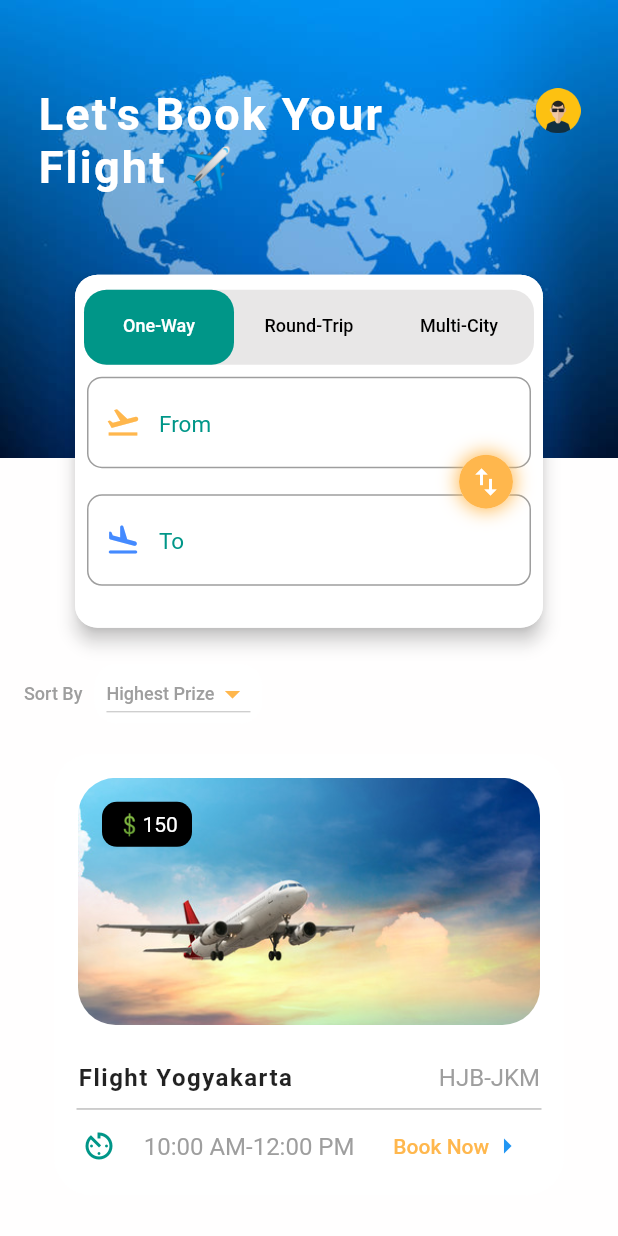
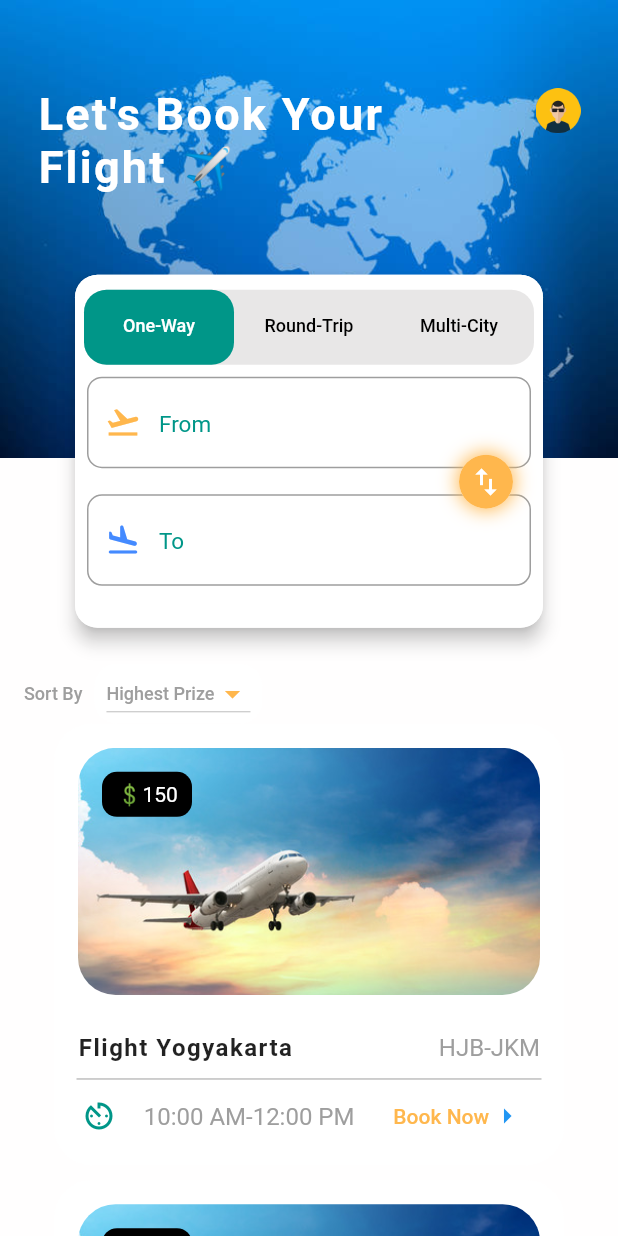
Before and after one commit to pranavpv773/flight_booking_app, a Flutter app: the screen it shows after launch, on a phone screen of 412 x 824 dp. Run offline on Flutter 3.47's test engine with Material 2 defaults, Android fonts, the phone set to English and light mode, and no system bars; our stand-ins replace google_fonts.

Commit message:
home screen all prblms solved and completed

```diff
--- a/lib/app/Home/view/home_screen.dart
+++ b/lib/app/Home/view/home_screen.dart
@@ -70,17 +70,20 @@ class HomeScreen extends StatelessWidget {
                   crossAxisAlignment: CrossAxisAlignment.start,
                   children: [
                     const RowListWidget(),
-                    SizedBox(
-                        width: kWidth,
-                        height: kHeight,
-                        child: ListView(
-                            children: List.generate(
-                          7,
-                          (index) => CardBuilderWidget(
-                            kWidth: kWidth,
-                            kHeight: kHeight,
-                          ),
-                        )))
+                    ListView.separated(
+                      physics: const NeverScrollableScrollPhysics(),
+                      shrinkWrap: true,
+                      itemBuilder: (context, index) {
+                        return CardBuilderWidget(
+                          kWidth: kWidth,
+                          kHeight: kHeight,
+                        );
+                      },
+                      separatorBuilder: (context, index) => const SizedBox(
+                        height: 10,
+                      ),
+                      itemCount: 14,
+                    )
                   ],
                 ),
               ),
@@ -105,7 +108,9 @@ class CardBuilderWidget extends StatelessWidget {
   @override
   Widget build(BuildContext context) {
     return Padding(
-      padding: const EdgeInsets.all(20.0),
+      padding: const EdgeInsets.symmetric(
+        horizontal: 20.0,
+      ),
       child: Container(
         width: kWidth,
         height: kHeight / 2.8,
@@ -281,6 +286,7 @@ class TabBarCardWidget extends StatelessWidget {
           borderRadius: BorderRadius.circular(15),
         ),
         child: Expanded(
+          flex: 4,
           child: DefaultTabController(
             length: 3,
             child: Column(
@@ -317,6 +323,7 @@ class TabBarCardWidget extends StatelessWidget {
                   ),
                 ),
                 const Expanded(
+                  flex: 12,
                   child: TabBarView(
                     physics: BouncingScrollPhysics(),
                     children: [
```
